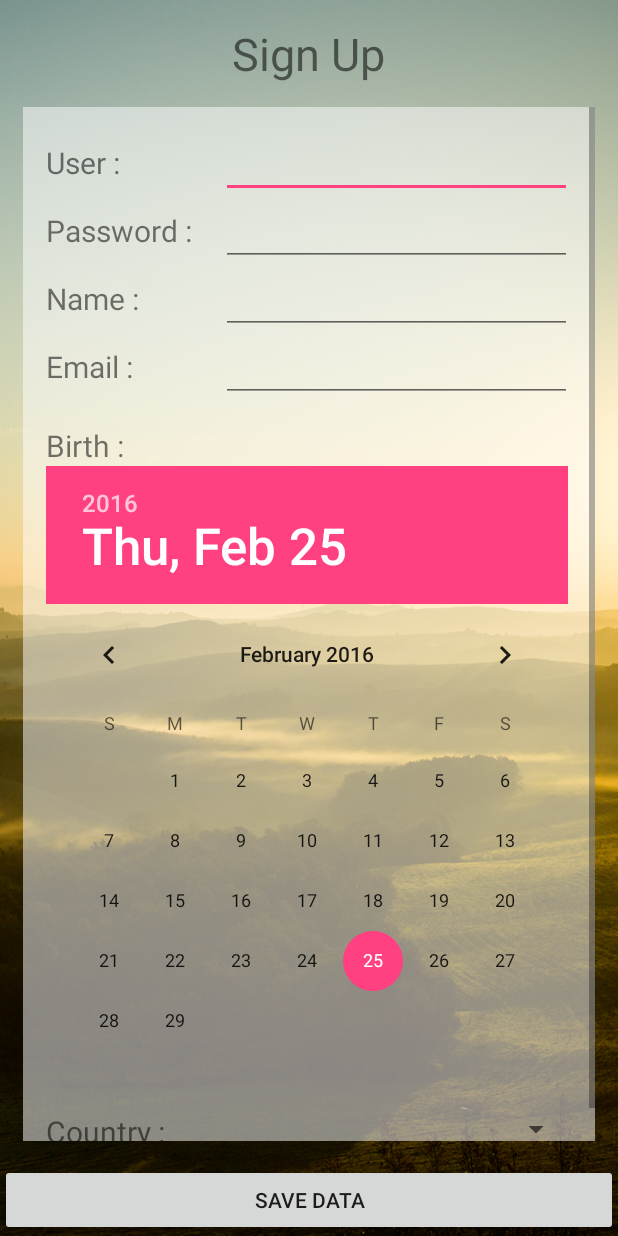
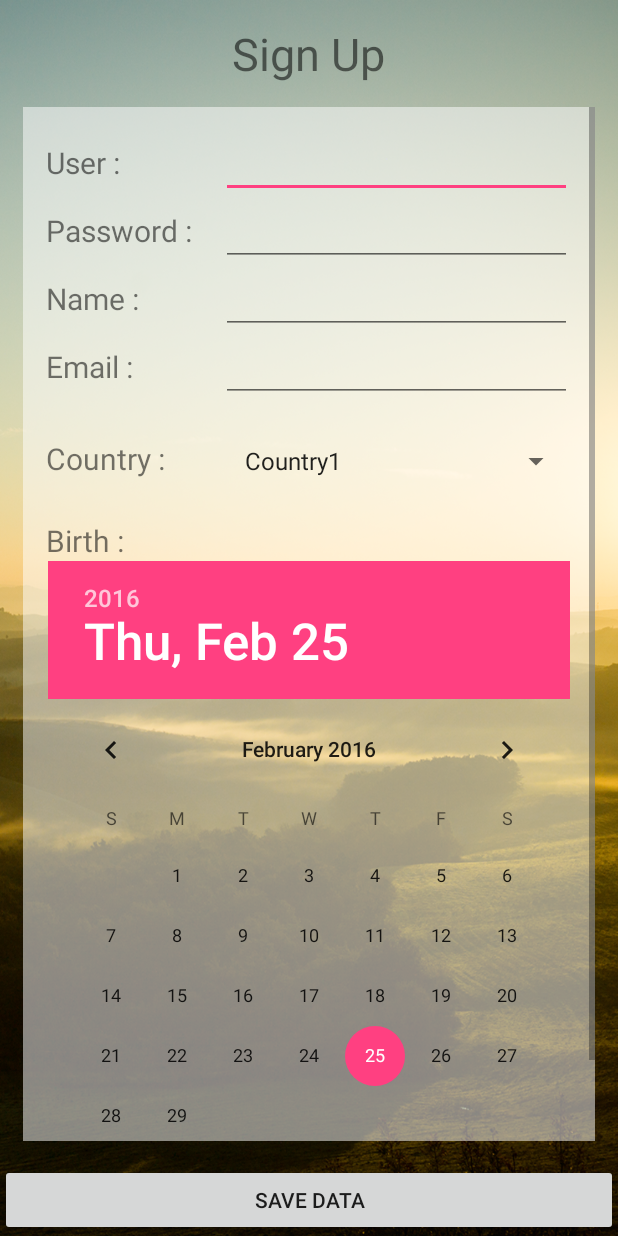
Before and after one commit to masterUNG/DreamGUN, an Android app: the SignUpActivity screen opened directly, with no data from a screen before it, on a phone screen of 412 x 824 dp. Run offline under Robolectric (Android 15) with nearby library versions, the phone set to English and light mode, and no system bars.

Commit message:
Form Finish

```diff
--- a/app/src/main/java/appewtc/masterung/dreamgun/SignUpActivity.java
+++ b/app/src/main/java/appewtc/masterung/dreamgun/SignUpActivity.java
@@ -1,9 +1,12 @@
 package appewtc.masterung.dreamgun;
 
+import android.app.AlertDialog;
+import android.content.DialogInterface;
 import android.os.Bundle;
 import android.support.v7.app.AppCompatActivity;
-import android.util.Log;
 import android.view.View;
+import android.widget.AdapterView;
+import android.widget.ArrayAdapter;
 import android.widget.DatePicker;
 import android.widget.EditText;
 import android.widget.Spinner;
@@ -27,7 +30,31 @@ public class SignUpActivity extends AppCompatActivity {
         //Bind Widget
         bindWidget();
 
+        //Create Spinner
+        createSpinner();
+
     }   // Main Method
+
+    private void createSpinner() {
+
+        final String[] countryStrings = getResources().getStringArray(R.array.country);
+        ArrayAdapter<String> stringArrayAdapter = new ArrayAdapter<String>(this,
+                android.R.layout.simple_list_item_1, countryStrings);
+        countrySpinner.setAdapter(stringArrayAdapter);
+
+        countrySpinner.setOnItemSelectedListener(new AdapterView.OnItemSelectedListener() {
+            @Override
+            public void onItemSelected(AdapterView<?> adapterView, View view, int i, long l) {
+                countryString = countryStrings[i];
+            }
+
+            @Override
+            public void onNothingSelected(AdapterView<?> adapterView) {
+                countryString = countryStrings[0];
+            }
+        });
+
+    }   // createSpinner
 
     private void bindWidget() {
 
@@ -36,6 +63,7 @@ public class SignUpActivity extends AppCompatActivity {
         nameEditText = (EditText) findViewById(R.id.editText5);
         emailEditText = (EditText) findViewById(R.id.editText6);
         birthDatePicker = (DatePicker) findViewById(R.id.datePicker);
+        countrySpinner = (Spinner) findViewById(R.id.spinner);
 
     }   // bindWidget
 
@@ -57,6 +85,9 @@ public class SignUpActivity extends AppCompatActivity {
             //No Space
             getValueFromDatePicker();
 
+            //Confirm Data
+            confirmData();
+
 
         }   // if
 
@@ -64,13 +95,48 @@ public class SignUpActivity extends AppCompatActivity {
 
     }   // clickSaveData
 
+    private void confirmData() {
+
+        AlertDialog.Builder builder = new AlertDialog.Builder(this);
+        builder.setIcon(R.drawable.icon_myaccount);
+        builder.setTitle("Confirm Data");
+        builder.setMessage(getResources().getString(R.string.user) + userString + "\n" +
+        getResources().getString(R.string.pass) + passwordString + "\n" +
+        getResources().getString(R.string.name) + nameString + "\n" +
+        getResources().getString(R.string.email) + emailString + "\n" +
+        getResources().getString(R.string.country) + countryString + "\n" +
+        getResources().getString(R.string.birth) + birthString);
+        builder.setCancelable(false);
+        builder.setPositiveButton("Confirm", new DialogInterface.OnClickListener() {
+            @Override
+            public void onClick(DialogInterface dialogInterface, int i) {
+                updateValueToMySQL();
+                dialogInterface.dismiss();
+            }
+        });
+        builder.setNegativeButton("Cancel", new DialogInterface.OnClickListener() {
+            @Override
+            public void onClick(DialogInterface dialogInterface, int i) {
+                dialogInterface.dismiss();
+            }
+        });
+        builder.show();
+
+    }   // confirmData
+
+    private void updateValueToMySQL() {
+
+    }   // updateValueToMySQL
+
     private void getValueFromDatePicker() {
 
         int intDay = birthDatePicker.getDayOfMonth();
         int intMonth = birthDatePicker.getMonth() + 1; // 1 ==> Jan
         int intYear = birthDatePicker.getYear();
 
-        Log.d("25Feb", "birth ==> " + intDay + "/" + intMonth + "/" + intYear);
+        birthString = Integer.toString(intDay) + "/" +
+                Integer.toString(intMonth) + "/" +
+                Integer.toString(intYear);
 
     }   // getValueFromDataPicker
 
--- a/app/src/main/res/layout/activity_sign_up.xml
+++ b/app/src/main/res/layout/activity_sign_up.xml
@@ -118,23 +118,11 @@
                     android:layout_weight="2" />
             </LinearLayout>
 
-            <TextView
-                android:layout_width="wrap_content"
-                android:layout_height="wrap_content"
-                android:text="@string/birth"
-                android:id="@+id/textView6"
-                android:textSize="@dimen/h2"
-                android:layout_marginTop="@dimen/margin" />
-
-            <DatePicker
-                android:layout_width="wrap_content"
-                android:layout_height="wrap_content"
-                android:id="@+id/datePicker" />
-
             <LinearLayout
                 android:orientation="horizontal"
                 android:layout_width="match_parent"
-                android:layout_height="wrap_content" >
+                android:layout_height="wrap_content"
+                android:layout_marginTop="@dimen/margin">
 
                 <TextView
                     android:layout_width="0dp"
@@ -151,6 +139,22 @@
                     android:layout_weight="2" />
 
             </LinearLayout>
+
+            <TextView
+                android:layout_width="wrap_content"
+                android:layout_height="wrap_content"
+                android:text="@string/birth"
+                android:id="@+id/textView6"
+                android:textSize="@dimen/h2"
+                android:layout_marginTop="@dimen/margin" />
+
+            <DatePicker
+                android:layout_width="wrap_content"
+                android:layout_height="wrap_content"
+                android:calendarViewShown="false"
+                android:id="@+id/datePicker"
+                android:layout_gravity="center_horizontal" />
+
         </LinearLayout>
     </ScrollView>
 </RelativeLayout>
--- /dev/null
+++ b/app/src/main/res/values/country.xml
@@ -0,0 +1,20 @@
+<?xml version="1.0" encoding="utf-8"?>
+<resources>
+
+    <string-array name="country">
+
+
+        <item>Country1</item>
+        <item>Country2</item>
+        <item>Country3</item>
+        <item>Country4</item>
+        <item>Country5</item>
+        <item>Country6</item>
+        <item>Country7</item>
+        <item>Country8</item>
+        <item>Country9</item>
+        <item>Country10</item>
+
+    </string-array>
+
+</resources>
```
Also changed, not shown: app/src/main/res/drawable/icon_myaccount.png (added).
